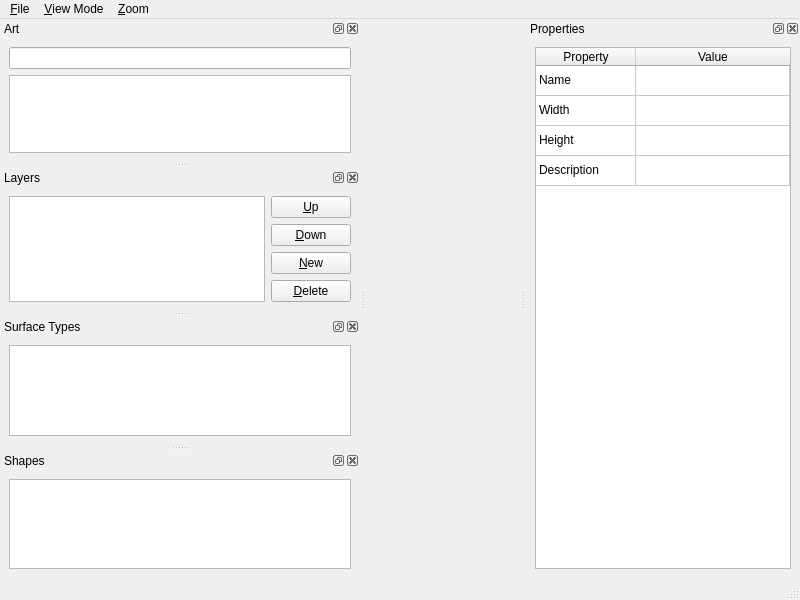
The window that tools/world-editor/ObjectEditor.ui (andrewrk/motrs) describes before a commit, drawn with Qt 5.
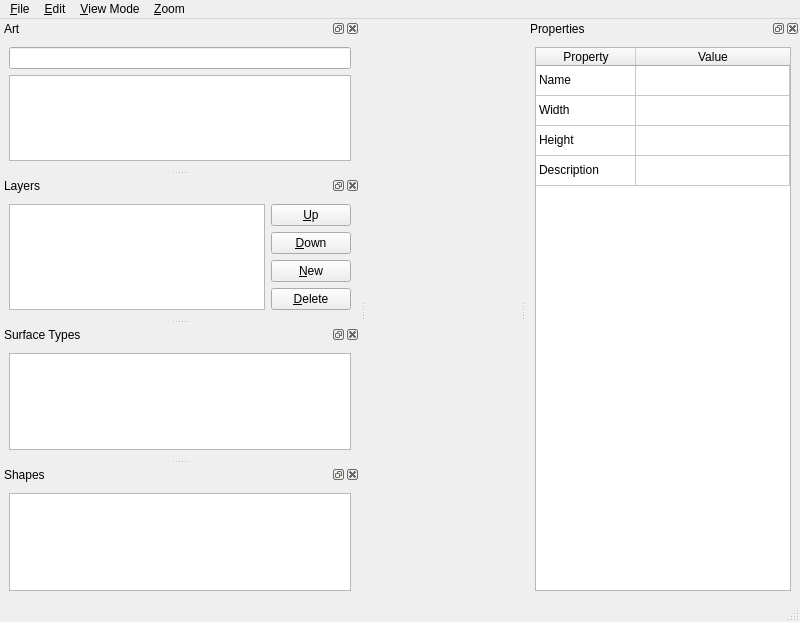
The same window after the commit.

Commit message: Object Editor: delete, cut, copy, paste & bugfixes

Patch:
```diff
--- a/tools/world-editor/ObjectEditor.ui
+++ b/tools/world-editor/ObjectEditor.ui
@@ -7,7 +7,7 @@
     <x>0</x>
     <y>0</y>
     <width>800</width>
-    <height>600</height>
+    <height>622</height>
    </rect>
   </property>
   <property name="windowTitle">
@@ -46,7 +46,17 @@
     <addaction name="actionZoomOut"/>
     <addaction name="actionZoom100"/>
    </widget>
+   <widget class="QMenu" name="menu_Edit">
+    <property name="title">
+     <string>&amp;Edit</string>
+    </property>
+    <addaction name="actionCut"/>
+    <addaction name="actionCopy"/>
+    <addaction name="actionPaste"/>
+    <addaction name="actionDelete"/>
+   </widget>
    <addaction name="menu_File"/>
+   <addaction name="menu_Edit"/>
    <addaction name="menu_View"/>
    <addaction name="menu_Zoom"/>
   </widget>
```
Left out of the diff: 32 changed lines with no effect on the pictures. The commit also changes 4 other files.
